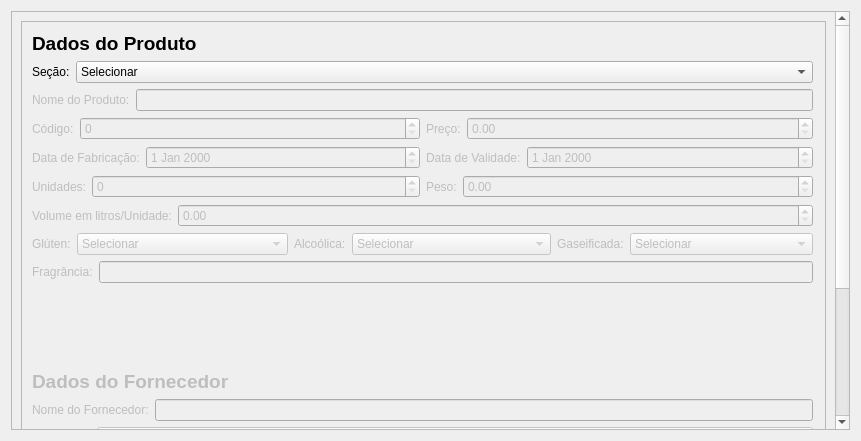
Old version of the form Projeto 3/Teste/Teste_Taylor/cadastro.ui in the repository Rodrigo-P-Nascimento/Qt-DRUD.
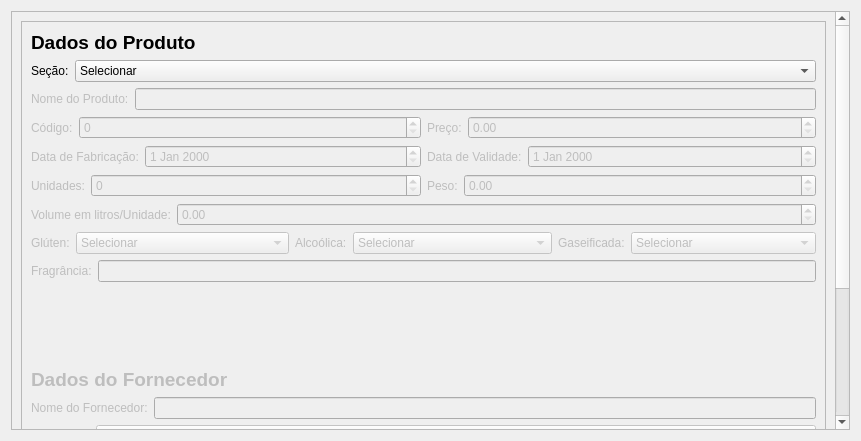
New version of the form.

```diff
--- a/Projeto 3/Teste/Teste_Taylor/cadastro.ui
+++ b/Projeto 3/Teste/Teste_Taylor/cadastro.ui
@@ -28,7 +28,7 @@
         <height>618</height>
        </rect>
       </property>
-      <layout class="QVBoxLayout" name="verticalLayout_2">
+      <layout class="QHBoxLayout" name="horizontalLayout_6">
        <item>
         <widget class="QScrollArea" name="scrollArea_2">
          <property name="minimumSize">
@@ -49,15 +49,8 @@
             <height>598</height>
            </rect>
           </property>
-          <widget class="QWidget" name="layoutWidget">
-           <property name="geometry">
-            <rect>
-             <x>10</x>
-             <y>10</y>
-             <width>781</width>
-             <height>581</height>
-            </rect>
-           </property>
+          <layout class="QVBoxLayout" name="verticalLayout_2">
+           <item>
            <layout class="QVBoxLayout" name="verticalLayout_3">
             <item>
              <widget class="QLabel" name="label">
@@ -1860,7 +1853,8 @@
              </layout>
             </item>
            </layout>
-          </widget>
+           </item>
+          </layout>
          </widget>
         </widget>
        </item>
```
Lines whose indentation alone changed are shown as unchanged.
